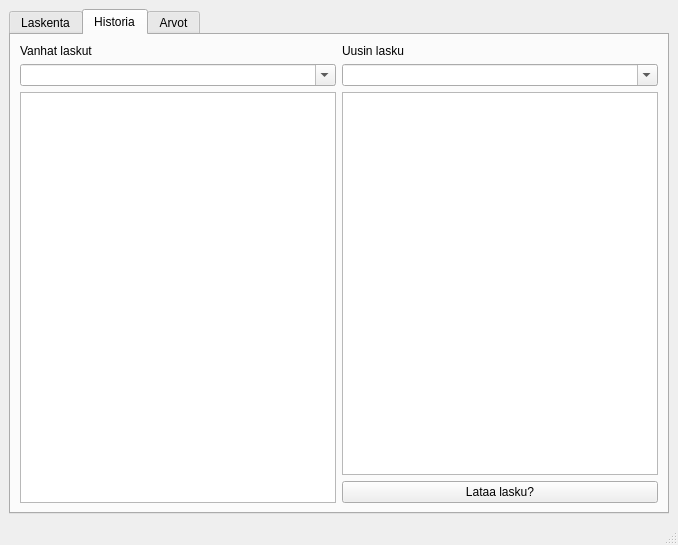
jmakkie/MateriaaliLaskin, file MateriaaliLaskin/mainwindow.ui: the form before one commit.
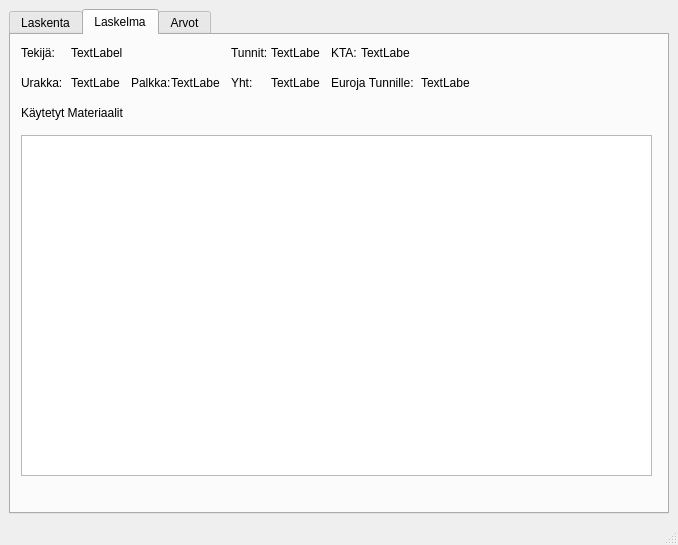
The form after the commit. The open tabs and pages were chosen to show the change. Icons and pictures are not drawn.

The edit to the form file:
```diff
--- a/MateriaaliLaskin/mainwindow.ui
+++ b/MateriaaliLaskin/mainwindow.ui
@@ -319,54 +319,216 @@
         </widget>
         <widget class="QWidget" name="tab_2">
          <attribute name="title">
-          <string>Historia</string>
+          <string>Laskelma</string>
          </attribute>
          <attribute name="toolTip">
           <string>Katso vanhoja laskelmia</string>
          </attribute>
-         <layout class="QGridLayout" name="gridLayout_2">
-          <item row="1" column="1">
-           <widget class="QComboBox" name="comboBox_3">
-            <property name="editable">
-             <bool>true</bool>
-            </property>
-           </widget>
-          </item>
-          <item row="2" column="0" rowspan="2">
-           <widget class="QTableWidget" name="tableWidget"/>
-          </item>
-          <item row="3" column="1">
-           <widget class="QPushButton" name="Lataalasku">
-            <property name="text">
-             <string>Lataa lasku?</string>
-            </property>
-           </widget>
-          </item>
-          <item row="2" column="1">
-           <widget class="QTableWidget" name="tableWidget_2"/>
-          </item>
-          <item row="1" column="0">
-           <widget class="QComboBox" name="comboBox_2">
-            <property name="editable">
-             <bool>true</bool>
-            </property>
-           </widget>
-          </item>
-          <item row="0" column="0">
-           <widget class="QLabel" name="label">
-            <property name="text">
-             <string>Vanhat laskut</string>
-            </property>
-           </widget>
-          </item>
-          <item row="0" column="1">
-           <widget class="QLabel" name="label_2">
-            <property name="text">
-             <string>Uusin lasku</string>
-            </property>
-           </widget>
-          </item>
-         </layout>
+         <widget class="QLabel" name="label">
+          <property name="geometry">
+           <rect>
+            <x>10</x>
+            <y>10</y>
+            <width>41</width>
+            <height>16</height>
+           </rect>
+          </property>
+          <property name="text">
+           <string>Tekijä:</string>
+          </property>
+         </widget>
+         <widget class="QLabel" name="historyTekijaLabel">
+          <property name="geometry">
+           <rect>
+            <x>60</x>
+            <y>10</y>
+            <width>151</width>
+            <height>16</height>
+           </rect>
+          </property>
+          <property name="text">
+           <string>TextLabel</string>
+          </property>
+         </widget>
+         <widget class="QLabel" name="label_2">
+          <property name="geometry">
+           <rect>
+            <x>220</x>
+            <y>10</y>
+            <width>41</width>
+            <height>16</height>
+           </rect>
+          </property>
+          <property name="text">
+           <string>Tunnit:</string>
+          </property>
+         </widget>
+         <widget class="QLabel" name="historyTunnitLabel">
+          <property name="geometry">
+           <rect>
+            <x>260</x>
+            <y>10</y>
+            <width>49</width>
+            <height>16</height>
+           </rect>
+          </property>
+          <property name="text">
+           <string>TextLabel</string>
+          </property>
+         </widget>
+         <widget class="QLabel" name="label_17">
+          <property name="geometry">
+           <rect>
+            <x>10</x>
+            <y>40</y>
+            <width>41</width>
+            <height>16</height>
+           </rect>
+          </property>
+          <property name="text">
+           <string>Urakka:</string>
+          </property>
+         </widget>
+         <widget class="QLabel" name="historyUrakkaLabel">
+          <property name="geometry">
+           <rect>
+            <x>60</x>
+            <y>40</y>
+            <width>49</width>
+            <height>16</height>
+           </rect>
+          </property>
+          <property name="text">
+           <string>TextLabel</string>
+          </property>
+         </widget>
+         <widget class="QLabel" name="label_19">
+          <property name="geometry">
+           <rect>
+            <x>120</x>
+            <y>40</y>
+            <width>41</width>
+            <height>16</height>
+           </rect>
+          </property>
+          <property name="text">
+           <string>Palkka:</string>
+          </property>
+         </widget>
+         <widget class="QLabel" name="label_20">
+          <property name="geometry">
+           <rect>
+            <x>320</x>
+            <y>10</y>
+            <width>41</width>
+            <height>16</height>
+           </rect>
+          </property>
+          <property name="text">
+           <string>KTA:</string>
+          </property>
+         </widget>
+         <widget class="QLabel" name="historyPalkkaLabel">
+          <property name="geometry">
+           <rect>
+            <x>160</x>
+            <y>40</y>
+            <width>49</width>
+            <height>16</height>
+           </rect>
+          </property>
+          <property name="text">
+           <string>TextLabel</string>
+          </property>
+         </widget>
+         <widget class="QLabel" name="historyKtaLabel">
+          <property name="geometry">
+           <rect>
+            <x>350</x>
+            <y>10</y>
+            <width>49</width>
+            <height>16</height>
+           </rect>
+          </property>
+          <property name="text">
+           <string>TextLabel</string>
+          </property>
+         </widget>
+         <widget class="QLabel" name="label_23">
+          <property name="geometry">
+           <rect>
+            <x>220</x>
+            <y>40</y>
+            <width>49</width>
+            <height>16</height>
+           </rect>
+          </property>
+          <property name="text">
+           <string>Yht:</string>
+          </property>
+         </widget>
+         <widget class="QLabel" name="historyYhtLabel">
+          <property name="geometry">
+           <rect>
+            <x>260</x>
+            <y>40</y>
+            <width>49</width>
+            <height>16</height>
+           </rect>
+          </property>
+          <property name="text">
+           <string>TextLabel</string>
+          </property>
+         </widget>
+         <widget class="QLabel" name="label_25">
+          <property name="geometry">
+           <rect>
+            <x>320</x>
+            <y>40</y>
+            <width>91</width>
+            <height>16</height>
+           </rect>
+          </property>
+          <property name="text">
+           <string>Euroja Tunnille:</string>
+          </property>
+         </widget>
+         <widget class="QLabel" name="historyEurosForHourLabel">
+          <property name="geometry">
+           <rect>
+            <x>410</x>
+            <y>40</y>
+            <width>49</width>
+            <height>16</height>
+           </rect>
+          </property>
+          <property name="text">
+           <string>TextLabel</string>
+          </property>
+         </widget>
+         <widget class="QLabel" name="label_16">
+          <property name="geometry">
+           <rect>
+            <x>10</x>
+            <y>70</y>
+            <width>121</width>
+            <height>16</height>
+           </rect>
+          </property>
+          <property name="text">
+           <string>Käytetyt Materiaalit</string>
+          </property>
+         </widget>
+         <widget class="QTableView" name="historyMaterialsTableView">
+          <property name="geometry">
+           <rect>
+            <x>10</x>
+            <y>100</y>
+            <width>631</width>
+            <height>341</height>
+           </rect>
+          </property>
+         </widget>
         </widget>
         <widget class="QWidget" name="tab_3">
          <attribute name="title">
```
Left out of the diff: 4 changed lines with no effect on the pictures.
